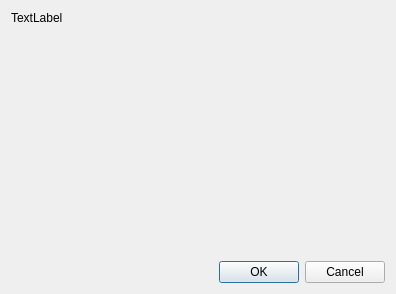
Above: MyTool/myinputdialog.ui from huangatone/Mac_Qt before the change. Below: the same form after it.
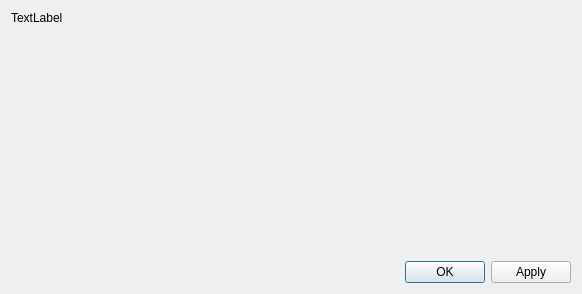
That is the form after the change.

Patch:
```diff
--- a/MyTool/myinputdialog.ui
+++ b/MyTool/myinputdialog.ui
@@ -6,7 +6,7 @@
    <rect>
     <x>0</x>
     <y>0</y>
-    <width>396</width>
+    <width>582</width>
     <height>294</height>
    </rect>
   </property>
@@ -40,7 +40,7 @@
       <enum>Qt::Horizontal</enum>
      </property>
      <property name="standardButtons">
-      <set>QDialogButtonBox::Cancel|QDialogButtonBox::Ok</set>
+      <set>QDialogButtonBox::Apply|QDialogButtonBox::Ok</set>
      </property>
     </widget>
    </item>
```
